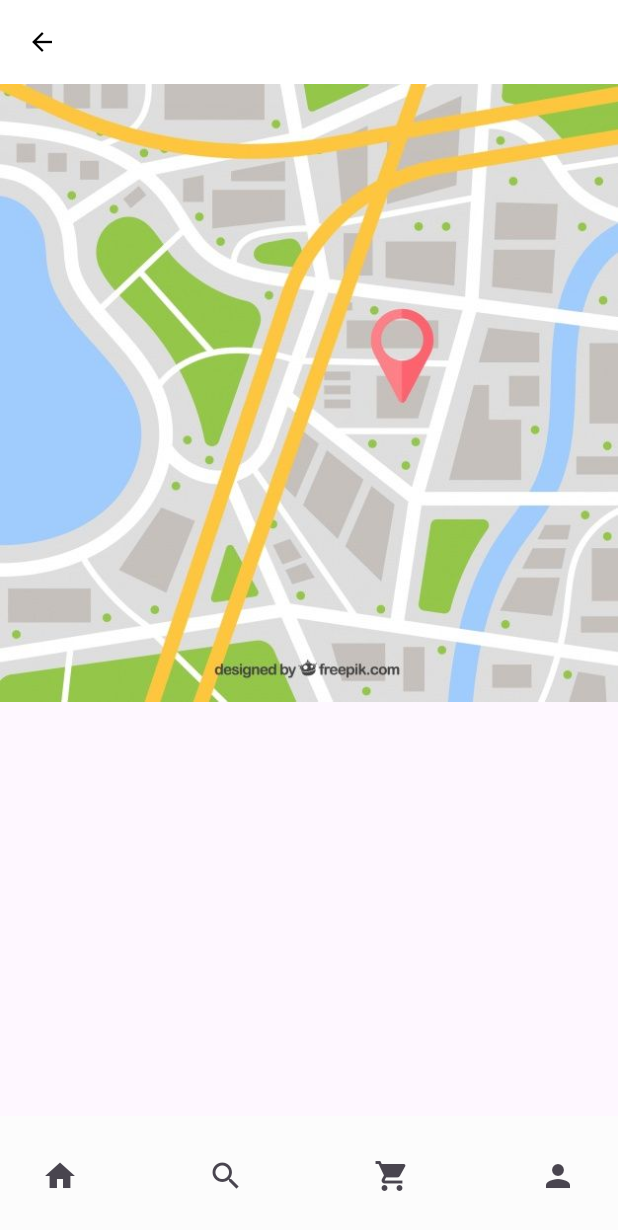
After one commit to GeorgeSkaria/FireFinale, a Flutter app: the MyMap screen opened directly, on a phone screen of 412 x 824 dp. The commit adds this screen. Shown: the top 1230 px of the screen. Run offline on Flutter 3.47's test engine with Material 3 defaults, Android fonts, the phone set to English and light mode, and no system bars.

Commit message:
location

```diff
--- a/lib/shopdetails.dart
+++ b/lib/shopdetails.dart
@@ -1,4 +1,3 @@
-
 class ShopDetail {
   final String image, title, location;
   final int id;
--- /dev/null
+++ b/lib/widgets/location.dart
@@ -0,0 +1,79 @@
+import 'package:farefinale/home.dart';
+import 'package:farefinale/profile.dart';
+import 'package:farefinale/searchresults.dart';
+import 'package:farefinale/shop.dart';
+import 'package:flutter/material.dart';
+
+class MyMap extends StatelessWidget {
+  const MyMap({super.key});
+
+  @override
+  Widget build(BuildContext context) {
+    return Scaffold(
+      appBar: AppBar(
+        backgroundColor: Colors.white,
+        leading: IconButton(
+          onPressed: () {
+            Navigator.pop(context);
+          },
+          icon: Icon(
+            Icons.arrow_back,
+            size: 20,
+            color: Colors.black,
+          ),
+        ),
+      ),
+      body: Image.asset(
+        'assets/images/vector.jpg',
+        fit: BoxFit.fitWidth,
+        // Use BoxFit.fitWidth to fit the image within the width of the screen
+        width: double.infinity,
+      ),
+      bottomNavigationBar: BottomAppBar(
+        color: const Color.fromARGB(255, 252, 252, 252),
+        shape: CircularNotchedRectangle(),
+        child: Row(
+          mainAxisAlignment: MainAxisAlignment.spaceBetween,
+          children: <Widget>[
+            IconButton(
+              icon: Icon(Icons.home),
+              onPressed: () {
+                Navigator.push(
+                  context,
+                  MaterialPageRoute(builder: (context) => MyApp()),
+                );
+              },
+            ),
+            IconButton(
+              icon: Icon(Icons.search),
+              onPressed: () {
+                Navigator.push(
+                  context,
+                  MaterialPageRoute(builder: (context) => SearchResults()),
+                );
+              },
+            ),
+            IconButton(
+              icon: Icon(Icons.shopping_cart),
+              onPressed: () {
+                Navigator.push(
+                  context,
+                  MaterialPageRoute(builder: (context) => FoodItemPage()),
+                );
+              },
+            ),
+            IconButton(
+              icon: Icon(Icons.person),
+              onPressed: () {
+                Navigator.push(
+                  context,
+                  MaterialPageRoute(builder: (context) => ProfilePage()),
+                );
+              },
+            ),
+          ],
+        ),
+      ),
+    );
+  }
+}
--- a/pubspec.yaml
+++ b/pubspec.yaml
@@ -108,6 +108,10 @@ flutter:
     - assets/images/11.jpeg
     - assets/images/12.jpeg
     - assets/images/13.jpeg
+    - assets/images/kollam zoom.jpg
+    - assets/images/mapshop.jpg
+    - assets/images/street.avif
+    - assets/images/vector.jpg
 
 
 
```
Also changed, not shown: lib/shop.dart (+47 -35 lines), assets/images/kollam zoom.jpg (added), assets/images/mapshop.jpg (added), assets/images/vector.jpg (added), pubspec.lock, 1 other file.
